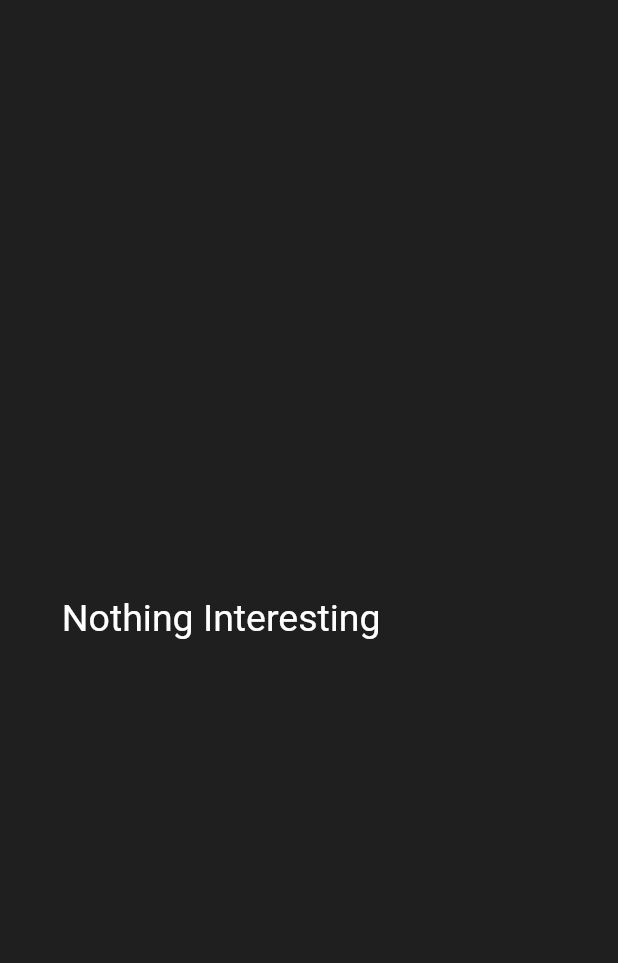
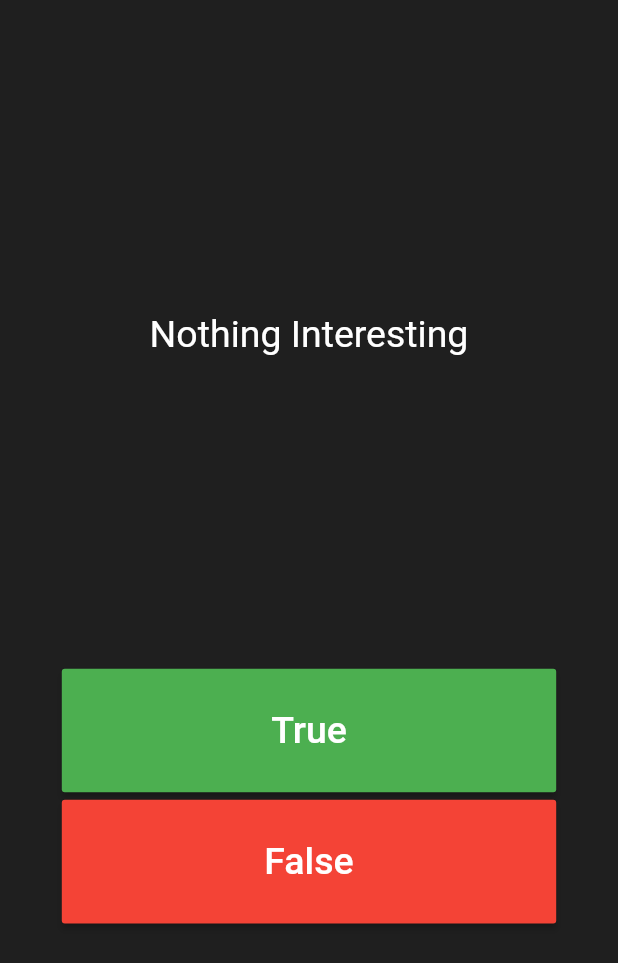
Before and after one commit to DemiAdisa/Demis-Trivia-Game, a Flutter app: the screen it shows after launch, on a phone screen of 412 x 824 dp. Shown: the top 963 px of the screen. Run offline on Flutter 3.47's test engine with Material 2 defaults, Android fonts, the phone set to English and light mode, and no system bars.

Commit message:
Buttons Implemented

```diff
--- a/lib/main.dart
+++ b/lib/main.dart
@@ -12,17 +12,8 @@ class MyApp extends StatelessWidget {
   @override
   Widget build(BuildContext context) {
     return MaterialApp(
-        title: 'Flutter Demo',
+        title: 'Demis Trivia Game',
         theme: ThemeData(
-          // This is the theme of your application.
-          //
-          // Try running your application with "flutter run". You'll see the
-          // application has a blue toolbar. Then, without quitting the app, try
-          // changing the primarySwatch below to Colors.green and then invoke
-          // "hot reload" (press "r" in the console where you ran "flutter run",
-          // or simply save your changes to "hot reload" in a Flutter IDE).
-          // Notice that the counter didn't reset back to zero; the application
-          // is not restarted.
           primarySwatch: Colors.blue,
           scaffoldBackgroundColor: Color.fromRGBO(31, 31, 31, 1.0),
         ),
--- a/lib/screens/game_screen.dart
+++ b/lib/screens/game_screen.dart
@@ -30,6 +30,13 @@ class GameScreen extends StatelessWidget {
       crossAxisAlignment: CrossAxisAlignment.center,
       children: [
         _questionText(),
+        Column(
+          children: [
+            _trueButton(),
+            SizedBox(height: 5,),
+            _falseButton(),
+          ],
+        ),
       ],
     );
   }
@@ -44,4 +51,36 @@ class GameScreen extends StatelessWidget {
       ),
     );
   }
+
+  Widget _trueButton() {
+    return MaterialButton(
+      onPressed: () {},
+      color: Colors.green,
+      minWidth: _deviceWidth! * 0.80,
+      height: _deviceHeight! * 0.10,
+      child: const Text(
+        "True",
+        style: TextStyle(
+          color: Colors.white,
+          fontSize: 25,
+        ),
+      ),
+    );
+  }
+
+  Widget _falseButton() {
+    return MaterialButton(
+      onPressed: () {},
+      color: Colors.red,
+      minWidth: _deviceWidth! * 0.80,
+      height: _deviceHeight! * 0.10,
+      child: const Text(
+        "False",
+        style: TextStyle(
+          color: Colors.white,
+          fontSize: 25,
+        ),
+      ),
+    );
+  }
 }
```
